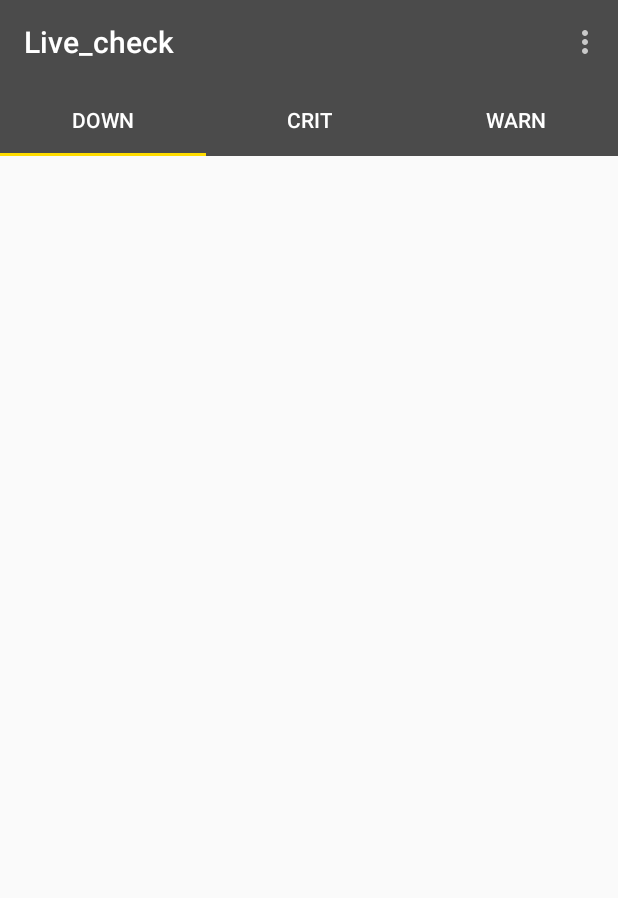
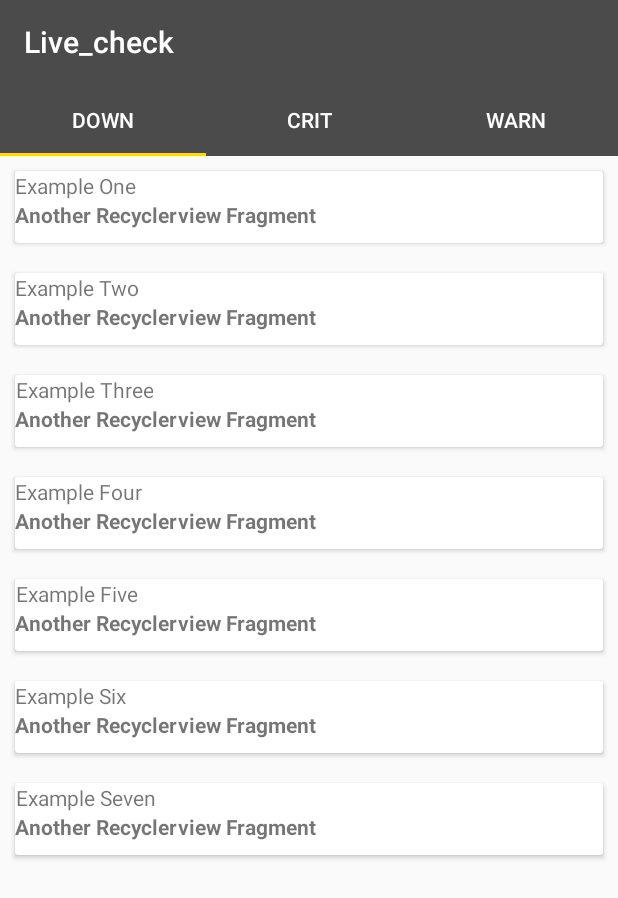
Before and after one commit to caiomartin/Live_check, an Android app: the screen it shows after launch (MainActivity), on a phone screen of 412 x 824 dp. Shown: the top 898 px of the screen. Run offline under Robolectric (Android 15) with nearby library versions, the phone set to English and light mode, and no system bars.

```diff
--- a/app/build.gradle
+++ b/app/build.gradle
@@ -26,4 +26,6 @@ dependencies {
     testImplementation 'junit:junit:4.12'
     androidTestImplementation 'com.android.support.test:runner:1.0.2'
     androidTestImplementation 'com.android.support.test.espresso:espresso-core:3.0.2'
+    implementation 'com.android.support:cardview-v7:28.0.0'
+    implementation 'com.android.support:recyclerview-v7:28.0.0'
 }
--- a/app/src/main/java/com/example/live_check/DownFragment.java
+++ b/app/src/main/java/com/example/live_check/DownFragment.java
@@ -1,38 +1,42 @@
 package com.example.live_check;
+
+
 
 import android.os.Bundle;
 import android.support.v4.app.Fragment;
+import android.support.v7.widget.LinearLayoutManager;
+import android.support.v7.widget.RecyclerView;
 import android.view.LayoutInflater;
-import android.view.Menu;
-import android.view.MenuInflater;
-import android.view.MenuItem;
 import android.view.View;
-import android.view.ViewGroup;
-import android.widget.Toast;
-
-import com.example.live_check.R;
+import android.view.ViewGroup;;
 
 public class DownFragment extends Fragment {
+
+    public DownFragment() {
+        // Required empty public constructor
+    }
+
+    @Override
+    public void onCreate(Bundle savedInstanceState) {
+        super.onCreate(savedInstanceState);
+
+    }
 
     @Override
     public View onCreateView(LayoutInflater inflater, ViewGroup container,
                              Bundle savedInstanceState) {
         // Inflate the layout for this fragment
-        setHasOptionsMenu(true);
-        return inflater.inflate(R.layout.fagment_down, container, false);
+        View rootView = inflater.inflate(R.layout.fagment_down, container, false);
+
+        RecyclerView rv = (RecyclerView) rootView.findViewById(R.id.rv_recycler_view);
+        rv.setHasFixedSize(true);
+        MyAdapter adapter = new MyAdapter(new String[]{"Example One", "Example Two", "Example Three", "Example Four", "Example Five" , "Example Six" , "Example Seven"});
+        rv.setAdapter(adapter);
+
+        LinearLayoutManager llm = new LinearLayoutManager(getActivity());
+        rv.setLayoutManager(llm);
+
+        return rootView;
     }
 
-    @Override
-    public void onCreateOptionsMenu(Menu menu, MenuInflater inflater) {
-        //inflater.inflate(R.menu.menu_status, menu);
-    }
-
-    @Override
-    public boolean onOptionsItemSelected(MenuItem item) {
-        //if (item.getItemId() == R.id.action_status) {
-        //    Toast.makeText(getActivity(), "Clicked on " + item.getTitle(), Toast.LENGTH_SHORT)
-        //            .show();
-        //}
-        return true;
-    }
 }
--- a/app/src/main/java/com/example/live_check/MainActivity.java
+++ b/app/src/main/java/com/example/live_check/MainActivity.java
@@ -1,8 +1,13 @@
 package com.example.live_check;
 
+import android.os.Build;
 import android.os.Bundle;
 import android.support.design.widget.FloatingActionButton;
 import android.support.design.widget.Snackbar;
+import android.support.design.widget.TabItem;
+import android.support.design.widget.TabLayout;
+import android.support.v4.content.ContextCompat;
+import android.support.v4.view.ViewPager;
 import android.support.v7.app.AppCompatActivity;
 import android.support.v7.widget.Toolbar;
 import android.view.View;
@@ -10,36 +15,83 @@ import android.view.Menu;
 import android.view.MenuItem;
 
 public class MainActivity extends AppCompatActivity {
+    Toolbar toolbar;
+    TabLayout tabLayout;
+    ViewPager viewPager;
+    PageAdapter pageAdapter;
+    TabItem tabChats;
+    TabItem tabStatus;
+    TabItem tabCalls;
+
 
     @Override
     protected void onCreate(Bundle savedInstanceState) {
         super.onCreate(savedInstanceState);
         setContentView(R.layout.activity_main);
-        Toolbar toolbar = findViewById(R.id.toolbar);
+        final Toolbar toolbar = findViewById(R.id.toolbar);
+        setSupportActionBar(toolbar);
+        toolbar.setTitle(getResources().getString(R.string.app_name));
         setSupportActionBar(toolbar);
 
+        tabLayout = findViewById(R.id.tablayout);
+        tabChats = findViewById(R.id.tabChats);
+        tabStatus = findViewById(R.id.tabStatus);
+        tabCalls = findViewById(R.id.tabCalls);
+        viewPager = findViewById(R.id.viewPager);
+
+        pageAdapter = new PageAdapter(getSupportFragmentManager(), tabLayout.getTabCount());
+        viewPager.setAdapter(pageAdapter);
+
+
+        tabLayout.addOnTabSelectedListener(new TabLayout.OnTabSelectedListener() {
+            @Override
+            public void onTabSelected(TabLayout.Tab tab) {
+                viewPager.setCurrentItem(tab.getPosition());
+                if (tab.getPosition() == 1) {
+                    /*
+
+                    toolbar.setBackgroundColor(ContextCompat.getColor(MainActivity.this,
+                            R.color.colorAccent));
+                    tabLayout.setBackgroundColor(ContextCompat.getColor(MainActivity.this,
+                            R.color.colorAccent));
+                    if (Build.VERSION.SDK_INT >= Build.VERSION_CODES.LOLLIPOP) {
+                        getWindow().setStatusBarColor(ContextCompat.getColor(MainActivity.this,
+                                R.color.colorAccent));
+                    }*/
+                } else if (tab.getPosition() == 2) {
+                    /*
+                    toolbar.setBackgroundColor(ContextCompat.getColor(MainActivity.this,
+                            android.R.color.darker_gray));
+                    tabLayout.setBackgroundColor(ContextCompat.getColor(MainActivity.this,
+                            android.R.color.darker_gray));
+                    if (Build.VERSION.SDK_INT >= Build.VERSION_CODES.LOLLIPOP) {
+                        getWindow().setStatusBarColor(ContextCompat.getColor(MainActivity.this,
+                                android.R.color.darker_gray));
+                    }*/
+                } else {
+                    /*
+                    toolbar.setBackgroundColor(ContextCompat.getColor(MainActivity.this,
+                            R.color.colorPrimary));
+                    tabLayout.setBackgroundColor(ContextCompat.getColor(MainActivity.this,
+                            R.color.colorPrimary));
+                    if (Build.VERSION.SDK_INT >= Build.VERSION_CODES.LOLLIPOP) {
+                        getWindow().setStatusBarColor(ContextCompat.getColor(MainActivity.this,
+                                R.color.colorPrimaryDark));
+                    }*/
+                }
+            }
+
+            @Override
+            public void onTabUnselected(TabLayout.Tab tab) {
+
+            }
+
+            @Override
+            public void onTabReselected(TabLayout.Tab tab) {
+
+            }
+        });
+        viewPager.addOnPageChangeListener(new TabLayout.TabLayoutOnPageChangeListener(tabLayout));
 
     }
-
-    @Override
-    public boolean onCreateOptionsMenu(Menu menu) {
-        // Inflate the menu; this adds items to the action bar if it is present.
-        getMenuInflater().inflate(R.menu.menu_main, menu);
-        return true;
-    }
-
-    @Override
-    public boolean onOptionsItemSelected(MenuItem item) {
-        // Handle action bar item clicks here. The action bar will
-        // automatically handle clicks on the Home/Up button, so long
-        // as you specify a parent activity in AndroidManifest.xml.
-        int id = item.getItemId();
-
-        //noinspection SimplifiableIfStatement
-        if (id == R.id.action_settings) {
-            return true;
-        }
-
-        return super.onOptionsItemSelected(item);
-    }
 }
--- /dev/null
+++ b/app/src/main/java/com/example/live_check/MyAdapter.java
@@ -0,0 +1,46 @@
+package com.example.live_check;
+
+import android.support.v7.widget.CardView;
+import android.support.v7.widget.RecyclerView;
+import android.view.LayoutInflater;
+import android.view.View;
+import android.view.ViewGroup;
+import android.widget.TextView;
+
+public class MyAdapter extends RecyclerView.Adapter<MyAdapter.MyViewHolder> {
+
+    private String[] mDataset;
+
+    public static class MyViewHolder extends RecyclerView.ViewHolder{
+        public CardView mCardView;
+        public TextView mTextView;
+        public MyViewHolder(View v){
+            super(v);
+
+            mCardView = (CardView) v.findViewById(R.id.card_view);
+            mTextView = (TextView) v.findViewById(R.id.tv_text);
+
+        }
+
+    }
+
+    public MyAdapter(String[] myDataset){
+        mDataset = myDataset;
+    }
+
+    @Override
+    public MyAdapter.MyViewHolder onCreateViewHolder(ViewGroup parent, int viewType){
+        View v = LayoutInflater.from(parent.getContext()).inflate(R.layout.item_alarm, parent, false);
+        MyViewHolder vh = new MyViewHolder(v);
+        return vh;
+    }
+
+    @Override
+    public void onBindViewHolder(MyViewHolder holder, int position){
+        holder.mTextView.setText(mDataset[position]);
+    }
+
+    @Override
+    public int getItemCount() { return mDataset.length; }
+
+}
--- /dev/null
+++ b/app/src/main/java/com/example/live_check/PageAdapter.java
@@ -0,0 +1,35 @@
+package com.example.live_check;
+
+import android.support.v4.app.Fragment;
+import android.support.v4.app.FragmentManager;
+import android.support.v4.app.FragmentPagerAdapter;
+
+
+public class PageAdapter extends FragmentPagerAdapter {
+
+    private int numOfTabs;
+
+    PageAdapter(FragmentManager fm, int numOfTabs) {
+        super(fm);
+        this.numOfTabs = numOfTabs;
+    }
+
+    @Override
+    public Fragment getItem(int position) {
+        switch (position) {
+            case 0:
+                return new DownFragment();
+            case 1:
+                return new CritFragment();
+            case 2:
+                return new WarnFragment();
+            default:
+                return null;
+        }
+    }
+
+    @Override
+    public int getCount() {
+        return numOfTabs;
+    }
+}
--- a/app/src/main/res/layout/fagment_down.xml
+++ b/app/src/main/res/layout/fagment_down.xml
@@ -1,14 +1,14 @@
-<FrameLayout xmlns:android="http://schemas.android.com/apk/res/android"
-    xmlns:tools="http://schemas.android.com/tools"
+<?xml version="1.0" encoding="utf-8"?>
+<RelativeLayout xmlns:android="http://schemas.android.com/apk/res/android"
     android:layout_width="match_parent"
     android:layout_height="match_parent">
 
-    <!-- TODO: Update blank fragment layout -->
-    <TextView
-        android:layout_width="wrap_content"
-        android:layout_height="wrap_content"
-        android:layout_gravity="center_vertical|center_horizontal"
-        android:text="Down"
-        android:textSize="30sp" />
+    <android.support.v7.widget.RecyclerView
+        android:id="@+id/rv_recycler_view"
+        android:layout_width="match_parent"
+        android:layout_height="match_parent">
 
-</FrameLayout>
+    </android.support.v7.widget.RecyclerView>
+
+
+</RelativeLayout>
--- /dev/null
+++ b/app/src/main/res/layout/item_alarm.xml
@@ -0,0 +1,37 @@
+<?xml version="1.0" encoding="utf-8"?>
+<RelativeLayout xmlns:android="http://schemas.android.com/apk/res/android"
+    android:layout_width="match_parent"
+    android:layout_height="68dp">
+
+    <android.support.v7.widget.CardView
+        android:id="@+id/card_view"
+        xmlns:card_view="http://schemas.android.com/apk/res-auto"
+        android:layout_width="match_parent"
+        android:layout_margin="10dp"
+        android:layout_height="62dp"
+        android:paddingLeft="10dp"
+        card_view:elevation="14dp">
+
+        <RelativeLayout
+            android:layout_width="match_parent"
+            android:layout_height="match_parent">
+
+            <TextView
+                android:id="@+id/tv_text"
+                android:layout_width="wrap_content"
+                android:layout_height="wrap_content"
+                android:gravity="center">
+            </TextView>
+
+            <TextView
+                android:id="@+id/tv_blah"
+                android:layout_width="wrap_content"
+                android:layout_height="wrap_content"
+                android:layout_below="@+id/tv_text"
+                android:text="Another Recyclerview Fragment"
+                android:textStyle="bold"></TextView>
+
+        </RelativeLayout>
+    </android.support.v7.widget.CardView>
+
+</RelativeLayout>
```
Also changed, not shown: app/src/main/res/layout/content_main.xml (deleted, +0 -20 lines).
